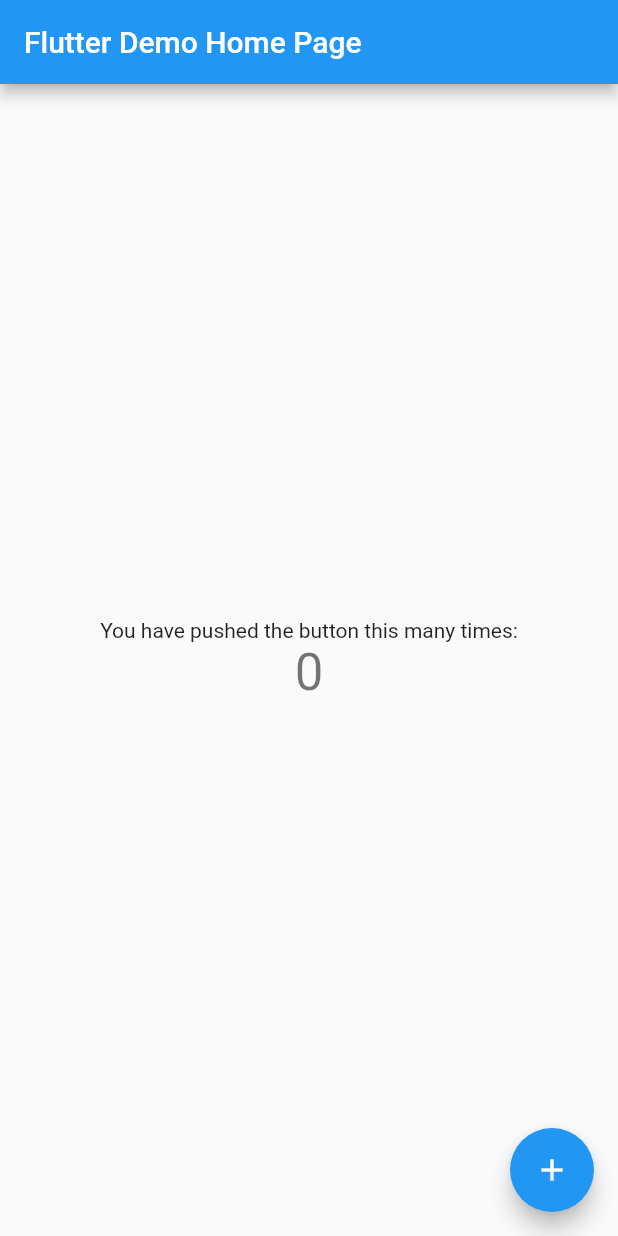
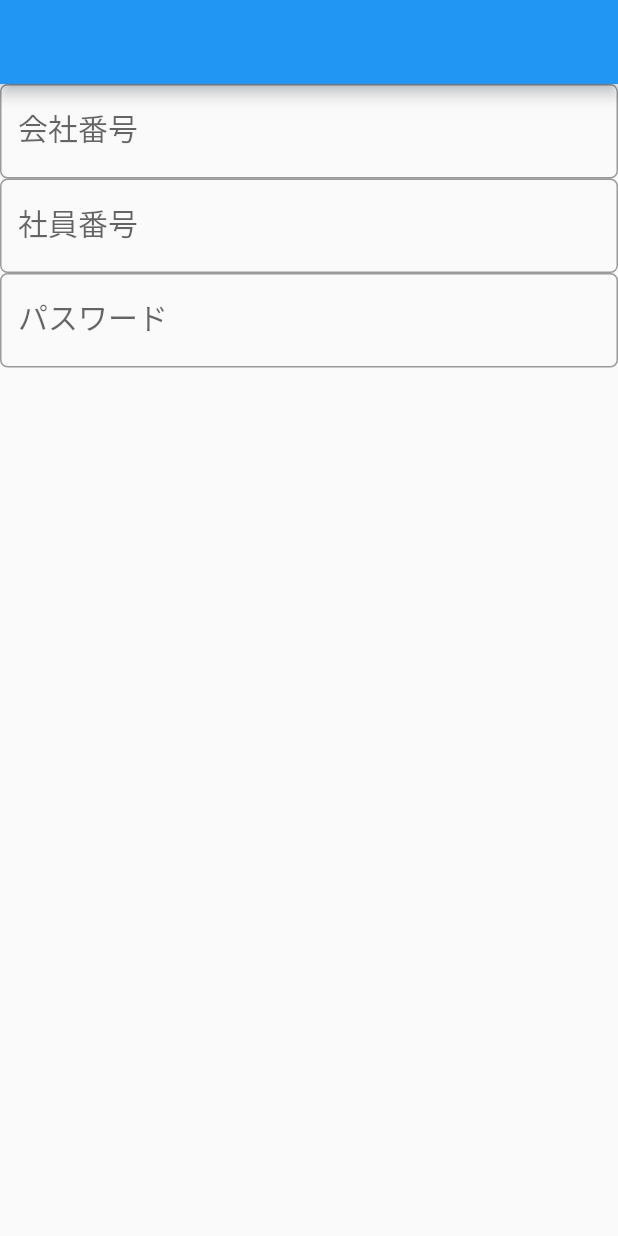
Before and after one commit to kura-kento/attendance, a Flutter app: the screen it shows after launch, on a phone screen of 412 x 824 dp. Run offline on Flutter 3.47's test engine with Material 2 defaults, Android fonts, the phone set to English and light mode, and no system bars; our stand-ins replace firebase_database; missing offline and left inert: barcode_scan; accounts and stored records are empty.

Commit message:
ログインフォーム追加

```diff
--- a/lib/main.dart
+++ b/lib/main.dart
@@ -1,3 +1,5 @@
+import 'package:attendance_app/screens/login_page.dart';
+import 'package:attendance_app/screens/qr_scan.dart';
 import 'package:flutter/material.dart';
 
 void main() {
@@ -15,54 +17,16 @@ class MyApp extends StatelessWidget {
 
         visualDensity: VisualDensity.adaptivePlatformDensity,
       ),
-      home: MyHomePage(title: 'Flutter Demo Home Page'),
+      home: FutureBuilder(
+        builder: (BuildContext context ,AsyncSnapshot snapshot) {
+          //ログイン中ならscan画面に
+          if(false){
+            return QrScan(title: 'Flutter Demo Home Page');
+          }else{
+            return LoginPage();
+          }
+        },
+      )
     );
   }
 }
-
-class MyHomePage extends StatefulWidget {
-  MyHomePage({Key key, this.title}) : super(key: key);
-
-  final String title;
-
-  @override
-  _MyHomePageState createState() => _MyHomePageState();
-}
-
-class _MyHomePageState extends State<MyHomePage> {
-  int _counter = 0;
-
-  void _incrementCounter() {
-    setState(() {
-      _counter++;
-    });
-  }
-
-  @override
-  Widget build(BuildContext context) {
-    return Scaffold(
-      appBar: AppBar(
-        title: Text(widget.title),
-      ),
-      body: Center(
-        child: Column(
-          mainAxisAlignment: MainAxisAlignment.center,
-          children: <Widget>[
-            Text(
-              'You have pushed the button this many times:',
-            ),
-            Text(
-              '$_counter',
-              style: Theme.of(context).textTheme.headline4,
-            ),
-          ],
-        ),
-      ),
-      floatingActionButton: FloatingActionButton(
-        onPressed: _incrementCounter,
-        tooltip: 'Increment',
-        child: Icon(Icons.add),
-      ),
-    );
-  }
-}
--- /dev/null
+++ b/lib/screens/login_page.dart
@@ -0,0 +1,55 @@
+import 'package:flutter/material.dart';
+
+class LoginPage extends StatefulWidget {
+  @override
+  _LoginPageState createState() => _LoginPageState();
+}
+
+class _LoginPageState extends State<LoginPage> {
+
+  TextEditingController companyController = TextEditingController();
+  TextEditingController employeeController = TextEditingController();
+  TextEditingController password = TextEditingController();
+
+  @override
+  Widget build(BuildContext context) {
+
+    return Scaffold(
+      appBar: AppBar(),
+      body: GestureDetector(
+        onTap: () => FocusScope.of(context).requestFocus(FocusNode()),
+        child: Column(children: loginFormList()),
+      )
+    );
+
+  }
+  List<Widget>loginFormList(){
+    List<String> titles = ['会社番号','社員番号','パスワード'];
+
+    List<Map<String, dynamic>> mapList = <Map<String, dynamic>>[];
+    for(int i=0;i < titles.length ;i++){
+      mapList.add({
+        "title" : titles[i],
+        "controller" : TextEditingController()
+      });
+    }
+    TextStyle textStyle = Theme.of(context).textTheme.title;
+
+    List<Widget> _cache = <Widget>[];
+    for(int i = 0;i<titles.length;i++){
+      _cache.add(
+        TextField(
+          controller: mapList[i]["controller"],
+          style: textStyle,
+          decoration: InputDecoration(
+              labelText: mapList[i]["title"],
+              border: OutlineInputBorder(
+                  borderRadius: BorderRadius.circular(5.0)
+              )
+          ),
+        ),
+      );
+    }
+    return _cache;
+  }
+}
```
Also changed, not shown: lib/models/user.dart (added, +24 -0 lines), lib/screens/qr_scan.dart (added, +90 -0 lines), lib/screens/user_page.dart (added, +101 -0 lines), pubspec.yaml (+2 -9 lines), pubspec.lock, 11 other files.
